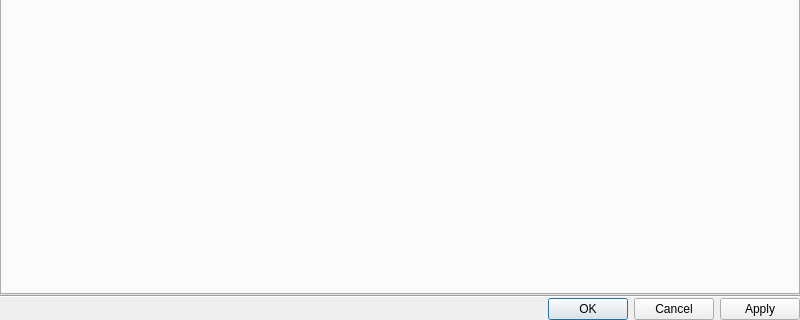
Before: the Qt Designer form vms/client/nx_vms_client_desktop/src/ui/dialogs/system_administration_dialog.ui in networkoptix/nx_open, drawn with Qt 5; both pictures show x 0 to 800 and y 420 to 740 of the 800 by 740 pixel window.
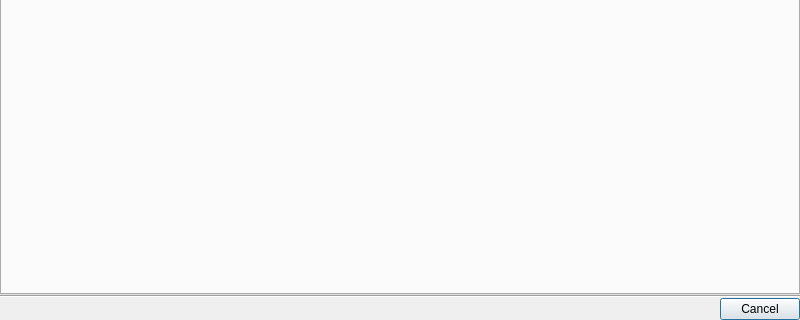
After: the same form once the commit is applied.

Commit message: VMS-39987: Fix "Save changes before exit" dialog behavior

```diff
--- a/vms/client/nx_vms_client_desktop/src/ui/dialogs/system_administration_dialog.ui
+++ b/vms/client/nx_vms_client_desktop/src/ui/dialogs/system_administration_dialog.ui
@@ -45,7 +45,7 @@
       <enum>Qt::Horizontal</enum>
      </property>
      <property name="standardButtons">
-      <set>QDialogButtonBox::Apply|QDialogButtonBox::Cancel|QDialogButtonBox::Ok</set>
+      <set>QDialogButtonBox::Cancel</set>
      </property>
     </widget>
    </item>
```
The commit also changes 94 other files.
